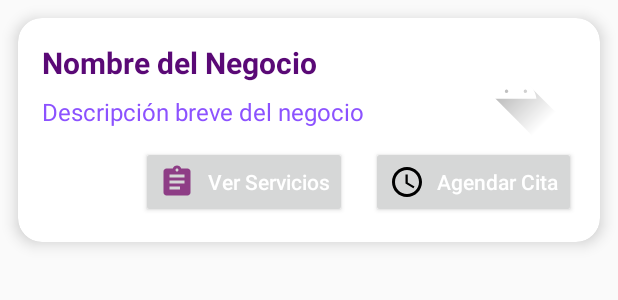
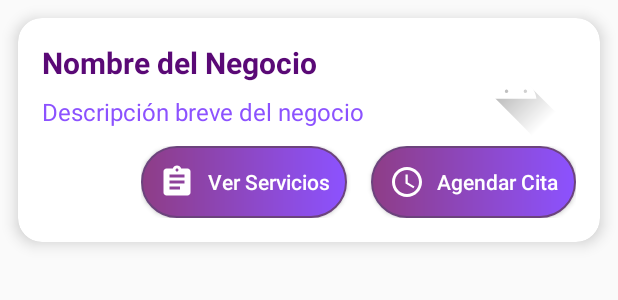
Before and after one commit to GR20036/ProyectoIngSoft, an Android app built with Jetpack Compose: the layout item_negocio.xml on its own in the app's theme, with its tools: preview values and no code run, on a phone screen of 412 x 824 dp. Shown: the top 300 px of the screen. Run offline under Robolectric (Android 15) with nearby library versions, the phone set to English and light mode, and no system bars.

Commit message:
cambio de botones

```diff
--- a/app/src/main/res/drawable/boton_personalizado3.xml
+++ b/app/src/main/res/drawable/boton_personalizado3.xml
@@ -4,7 +4,7 @@
 
     <!-- Color de fondo del botón -->
     <gradient
-        android:startColor="#8e3d86"
+        android:startColor="#D3CFFC"
         android:endColor="#8c52ff"/>
 
     <!-- Bordes redondeados -->
--- /dev/null
+++ b/app/src/main/res/drawable/icon2.xml
@@ -0,0 +1,5 @@
+<vector xmlns:android="http://schemas.android.com/apk/res/android" android:autoMirrored="true" android:height="24dp" android:tint="#ffffff" android:viewportHeight="24" android:viewportWidth="24" android:width="24dp">
+
+    <path android:fillColor="@android:color/white" android:pathData="M19,3h-4.18C14.4,1.84 13.3,1 12,1c-1.3,0 -2.4,0.84 -2.82,2L5,3c-1.1,0 -2,0.9 -2,2v14c0,1.1 0.9,2 2,2h14c1.1,0 2,-0.9 2,-2L21,5c0,-1.1 -0.9,-2 -2,-2zM12,3c0.55,0 1,0.45 1,1s-0.45,1 -1,1 -1,-0.45 -1,-1 0.45,-1 1,-1zM14,17L7,17v-2h7v2zM17,13L7,13v-2h10v2zM17,9L7,9L7,7h10v2z"/>
+
+</vector>
--- a/app/src/main/res/drawable/schedule.xml
+++ b/app/src/main/res/drawable/schedule.xml
@@ -1,4 +1,4 @@
-<vector xmlns:android="http://schemas.android.com/apk/res/android" android:height="24dp" android:tint="#000000" android:viewportHeight="24" android:viewportWidth="24" android:width="24dp">
+<vector xmlns:android="http://schemas.android.com/apk/res/android" android:height="24dp" android:tint="#ffffff" android:viewportHeight="24" android:viewportWidth="24" android:width="24dp">
 
     <path android:fillColor="@android:color/white" android:pathData="M11.99,2C6.47,2 2,6.48 2,12s4.47,10 9.99,10C17.52,22 22,17.52 22,12S17.52,2 11.99,2zM12,20c-4.42,0 -8,-3.58 -8,-8s3.58,-8 8,-8 8,3.58 8,8 -3.58,8 -8,8z"/>
 
--- a/app/src/main/res/layout/item_negocio.xml
+++ b/app/src/main/res/layout/item_negocio.xml
@@ -70,12 +70,14 @@
                 android:id="@+id/btnVerServicios"
                 android:layout_width="wrap_content"
                 android:layout_height="wrap_content"
-                android:drawableLeft="@drawable/ic_service"
+                android:drawableLeft="@drawable/icon2"
                 android:drawablePadding="8dp"
                 android:padding="12dp"
                 android:text="Ver Servicios"
                 android:textAllCaps="false"
-                android:textColor="#FFFFFF" />
+                android:textColor="#FFFFFF"
+                android:background="@drawable/boton_personalizado2"/>
+
 
             <Space
                 android:layout_width="16dp"
@@ -91,7 +93,8 @@
                 android:padding="12dp"
                 android:text="Agendar Cita"
                 android:textAllCaps="false"
-                android:textColor="#FFFFFF" />
+                android:textColor="#FFFFFF"
+                android:background="@drawable/boton_personalizado2"/>
         </LinearLayout>
 
     </androidx.constraintlayout.widget.ConstraintLayout>
```
